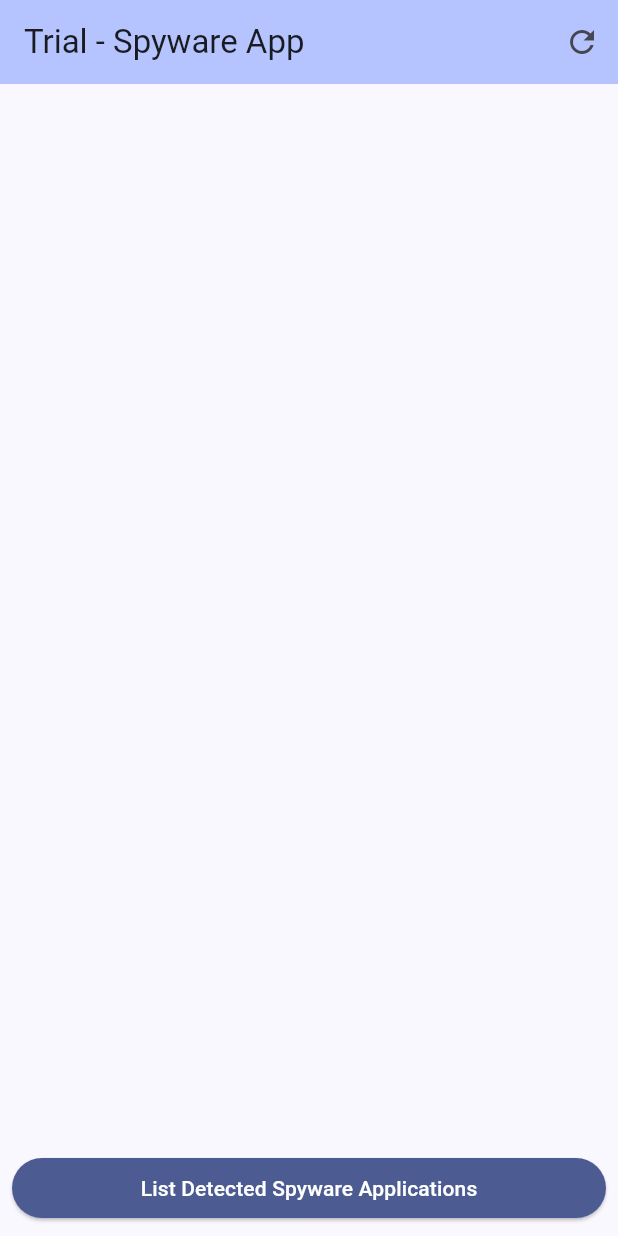
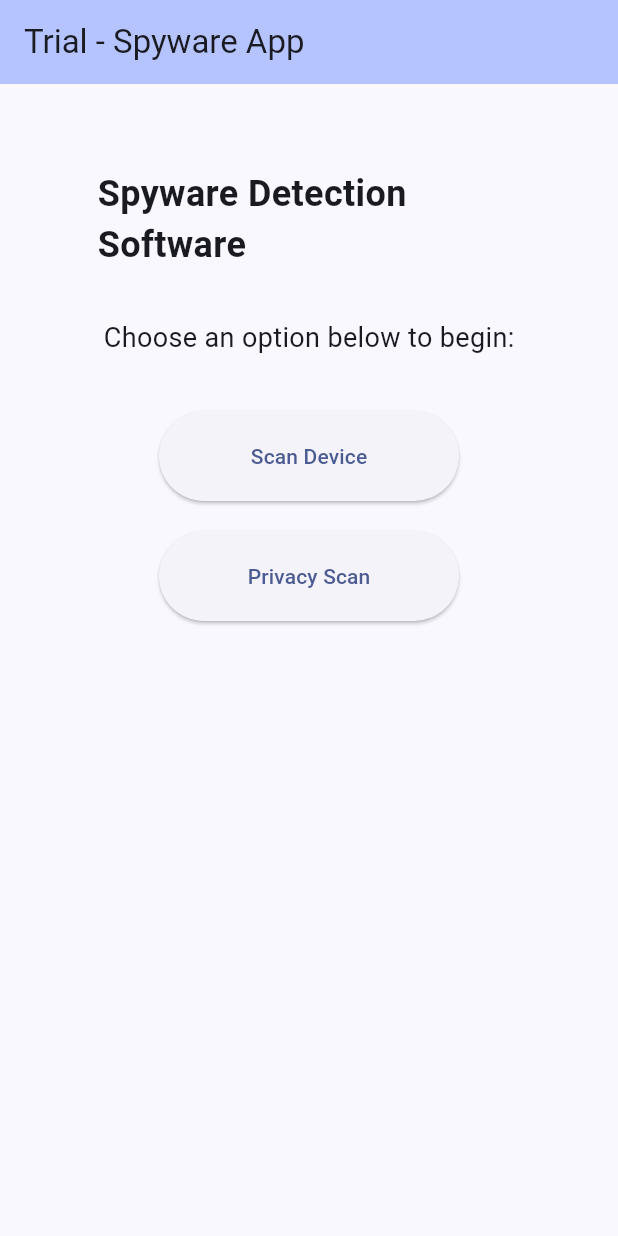
Before and after one commit to BriLeighk/SafeScan, a Flutter app: the screen it shows after launch, on a phone screen of 412 x 824 dp. Run offline on Flutter 3.47's test engine with Material 3 defaults, Android fonts, the light colour scheme and no system bars.

Commit message:
Reconfigured home page, added "Spyware Scan" and "Privacy Scan" buttons + added loading bar during spyware fetch process.

```diff
--- a/lib/main.dart
+++ b/lib/main.dart
@@ -22,11 +22,90 @@ class MyApp extends StatelessWidget {
         useMaterial3: true,
       ),
       // Title Displayed on App
-      home: const MyHomePage(title: 'Trial - Spyware App'),
+      home: const MainPage(title: 'Trial - Spyware App'),
     );
   }
 }
 
+// NEW HOME PAGE
+class MainPage extends StatefulWidget {
+  const MainPage({super.key, required this.title});
+
+  // Main Home Page
+
+  final String title; //possibly change this
+
+  @override
+  State<MainPage> createState() => _MainPageState();
+}
+
+class _MainPageState extends State<MainPage> {
+  @override
+  Widget build(BuildContext context) {
+    return Scaffold(
+      appBar: AppBar(
+        backgroundColor: Theme.of(context).colorScheme.inversePrimary,
+        title: Text(widget.title),
+      ),
+      body: Column(
+        mainAxisAlignment: MainAxisAlignment.start, // Adjust vertical alignment
+        crossAxisAlignment: CrossAxisAlignment.center,
+        children: <Widget>[
+          const SizedBox(height: 40), // Increase space at the top
+          const Padding(
+            padding: EdgeInsets.symmetric(vertical: 16.0, horizontal: 65.0),
+            child: Text(
+              'Spyware Detection Software',
+              style: TextStyle(fontSize: 24, fontWeight: FontWeight.bold),
+            ),
+          ),
+          const Padding(
+            padding: EdgeInsets.symmetric(vertical: 16.0, horizontal: 8.0),
+            child: Text(
+              'Choose an option below to begin:',
+              style: TextStyle(fontSize: 18),
+            ),
+          ),
+          Padding(
+            padding: const EdgeInsets.symmetric(
+                vertical: 20.0), // Increased vertical padding
+            child: ElevatedButton(
+              onPressed: () {
+                Navigator.push(
+                  context,
+                  MaterialPageRoute(
+                      builder: (context) =>
+                          const MyHomePage(title: 'Scan Device')),
+                );
+              },
+              style: ElevatedButton.styleFrom(
+                minimumSize: const Size(200, 60), // Adjust size as needed
+              ),
+              child: const Text('Scan Device'),
+            ),
+          ),
+          ElevatedButton(
+            onPressed: () {
+              Navigator.push(
+                context,
+                MaterialPageRoute(
+                    builder: (context) => const PrivacyScanPage()),
+              );
+            },
+            style: ElevatedButton.styleFrom(
+              minimumSize: const Size(200, 60), // Adjust size as needed
+              padding: const EdgeInsets.symmetric(
+                  vertical: 20.0), // Increase padding
+            ),
+            child: const Text('Privacy Scan'),
+          ),
+        ],
+      ),
+    );
+  }
+}
+
+// App Scan Home Page
 class MyHomePage extends StatefulWidget {
   const MyHomePage({super.key, required this.title});
 
@@ -38,15 +117,36 @@ class MyHomePage extends StatefulWidget {
   State<MyHomePage> createState() => _MyHomePageState();
 }
 
+class PrivacyScanPage extends StatelessWidget {
+  const PrivacyScanPage({super.key});
+
+  @override
+  Widget build(BuildContext context) {
+    return Scaffold(
+      appBar: AppBar(
+        title: const Text('Privacy Scan'),
+      ),
+      body: const Center(
+        child: Text('Privacy Scan Functionality Coming Soon!'),
+      ),
+    );
+  }
+}
+
 class _MyHomePageState extends State<MyHomePage> {
   //Home Page
   bool _searchPerformed = false;
+  bool _isLoading = false; // Indicator to track loading state
 
   static const platform = MethodChannel('samples.flutter.dev/spyware');
   // initialize method channel to correspond with native languages
   List<Map<String, dynamic>> _spywareApps = []; //to store all detected spyware
 
   Future<void> _getSpywareApps() async {
+    setState(() {
+      _isLoading = true; // Start loading phase
+    });
+
     List<dynamic> spywareApps;
     try {
       final List<dynamic> result =
@@ -68,6 +168,7 @@ class _MyHomePageState extends State<MyHomePage> {
 
     setState(() {
       _spywareApps = spywareApps.cast<Map<String, dynamic>>();
+      _isLoading = false; // Stop loading once scan is complete
       _searchPerformed = true;
       // cast list from dynamic to string type.
     });
@@ -87,14 +188,19 @@ class _MyHomePageState extends State<MyHomePage> {
               setState(() {
                 _spywareApps.clear(); // Only clear the current list on screen
                 _searchPerformed = false;
+                _isLoading = false; // Ensures loading is reset on refresh
               });
             },
           ),
         ],
       ),
-      body: _spywareApps.isEmpty &&
+      body: _isLoading
+          ? const Center(
+              child: CircularProgressIndicator()) // Show loading indicator
+          : _spywareApps.isEmpty &&
                   _searchPerformed //if list is empty, no spyware apps detected,
-          ? const Center(child: Text("No spyware apps detected on your device"))
+              ? const Center(
+                  child: Text("No spyware apps detected on your device"))
               : ListView.builder(
                   //otherwise, build the list view and display it.
                   itemCount: _spywareApps.length,
@@ -102,7 +208,8 @@ class _MyHomePageState extends State<MyHomePage> {
                     var app = _spywareApps[index];
                     return ListTile(
                         leading: app['icon'] != null
-                        ? Image.memory(base64Decode(app['icon']?.trim() ?? ''))
+                            ? Image.memory(
+                                base64Decode(app['icon']?.trim() ?? ''))
                             : null, // Displays the icon for the app if it's not null
                         title: RichText(
                           text: TextSpan(
@@ -110,7 +217,8 @@ class _MyHomePageState extends State<MyHomePage> {
                             children: <TextSpan>[
                               TextSpan(
                                 text: '${app['name'] ?? 'Unknown Name'}  ',
-                            style: const TextStyle(fontWeight: FontWeight.bold),
+                                style: const TextStyle(
+                                    fontWeight: FontWeight.bold),
                               ),
                               TextSpan(
                                 text: '(${app['id'] ?? 'Unknown ID'})',
```
Also changed, not shown: 1 other file. Lines whose indentation alone changed are shown as unchanged.
